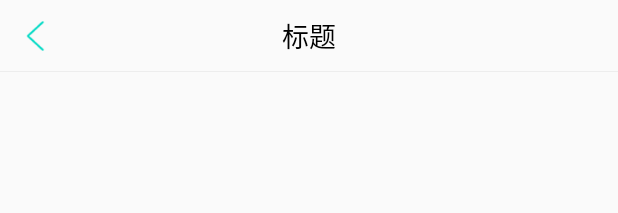
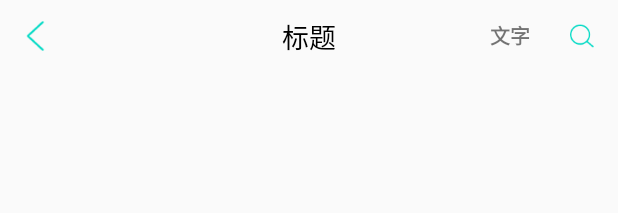
Before and after one commit to zhouchong741/KotlinDemo, an Android app: the layout layout_title_bar.xml on its own in the app's theme, with its tools: preview values and no code run, on a phone screen of 412 x 824 dp. Shown: the top 213 px of the screen. Run offline under Robolectric (Android 15) with nearby library versions, the phone set to English and light mode, and no system bars.

Commit message:
1. update

```diff
--- a/app/src/main/java/com/kotlin/demo/base/BaseActivity.kt
+++ b/app/src/main/java/com/kotlin/demo/base/BaseActivity.kt
@@ -2,7 +2,6 @@ package com.kotlin.demo.base
 
 import android.app.Activity
 import android.content.Context
-import android.graphics.Color
 import android.os.Bundle
 import android.view.MotionEvent
 import android.view.View
@@ -17,7 +16,6 @@ import androidx.appcompat.app.AppCompatActivity
 import com.kotlin.demo.R
 import com.kotlin.demo.callback.RequestLifecycle
 import com.kotlin.demo.manager.BaseAppManager
-import com.kotlin.demo.util.StatusBarUtils
 
 /**
  * @author: zhouchong
--- a/app/src/main/java/com/kotlin/demo/ui/activity/WebViewActivity.kt
+++ b/app/src/main/java/com/kotlin/demo/ui/activity/WebViewActivity.kt
@@ -61,8 +61,6 @@ class WebViewActivity : BaseActivity() {
         this.finishAfterTransition()
     }
 
-
-
     companion object {
         fun startActivity(
             context: Context,
--- a/app/src/main/java/com/kotlin/demo/ui/activity/article/ArticleActivity.kt
+++ b/app/src/main/java/com/kotlin/demo/ui/activity/article/ArticleActivity.kt
@@ -45,9 +45,14 @@ class ArticleActivity : BaseActivity() {
     }
 
     private fun search() {
+        tvRightText.visibility = View.VISIBLE
+        tvRightText.text = getString(R.string.share)
         ivRight.visibility = View.VISIBLE
         ivRight.setImageResource(R.mipmap.ic_search)
         ivRight.setOnClickListener {
+            ToastUtils.showToast(this, getString(R.string.not_open_yet))
+        }
+        tvRightText.setOnClickListener {
             ToastUtils.showToast(this, getString(R.string.not_open_yet))
         }
     }
--- a/app/src/main/java/com/kotlin/demo/ui/activity/main/Main2Activity.kt
+++ b/app/src/main/java/com/kotlin/demo/ui/activity/main/Main2Activity.kt
@@ -5,6 +5,7 @@ import android.content.Intent
 import android.content.res.TypedArray
 import android.graphics.Color
 import android.os.Bundle
+import android.view.Menu
 import androidx.fragment.app.Fragment
 import androidx.fragment.app.FragmentActivity
 import androidx.viewpager2.adapter.FragmentStateAdapter
--- a/app/src/main/res/layout/fragment_mine.xml
+++ b/app/src/main/res/layout/fragment_mine.xml
@@ -16,8 +16,8 @@
             android:layout_width="match_parent"
             android:layout_height="match_parent"
             android:fitsSystemWindows="true"
+            app:collapsedTitleGravity="center"
             app:contentScrim="@color/colorAccent"
-            app:collapsedTitleGravity="center"
             app:expandedTitleGravity="bottom"
             app:layout_scrollFlags="scroll|exitUntilCollapsed"
             app:title="@string/str_mine"
@@ -33,10 +33,10 @@
 
             <androidx.appcompat.widget.Toolbar
                 android:id="@+id/toolbar"
+                android:layout_width="wrap_content"
+                android:layout_height="?attr/actionBarSize"
                 app:contentInsetLeft="0dp"
                 app:contentInsetStart="0dp"
-                android:layout_width="wrap_content"
-                android:layout_height="?attr/actionBarSize"
                 app:layout_collapseMode="pin"
                 app:popupTheme="@style/ThemeOverlay.AppCompat.Light" />
         </com.google.android.material.appbar.CollapsingToolbarLayout>
@@ -184,6 +184,7 @@
         android:layout_marginEnd="20dp"
         android:layout_marginBottom="40dp"
         android:backgroundTint="@color/colorAccent"
+        android:contentDescription="@string/str_add"
         android:elevation="@dimen/dimen_08dp"
         android:src="@drawable/ic_baseline_add_36"
         app:borderWidth="-1dp"
--- a/app/src/main/res/layout/layout_title_bar.xml
+++ b/app/src/main/res/layout/layout_title_bar.xml
@@ -1,12 +1,11 @@
 <?xml version="1.0" encoding="utf-8"?>
-<RelativeLayout xmlns:android="http://schemas.android.com/apk/res/android"
+<androidx.constraintlayout.widget.ConstraintLayout xmlns:android="http://schemas.android.com/apk/res/android"
     xmlns:app="http://schemas.android.com/apk/res-auto"
     xmlns:tools="http://schemas.android.com/tools"
     android:id="@+id/titleBar"
     android:layout_width="match_parent"
-    android:layout_height="48dp"
-    android:background="#fafafa"
-    android:gravity="center_vertical">
+    android:layout_height="@dimen/dimen_48dp"
+    android:background="#fafafa">
 
     <ImageView
         android:id="@+id/ivBack"
@@ -17,54 +16,67 @@
         android:foreground="?android:attr/selectableItemBackground"
         android:padding="14dp"
         android:src="@mipmap/ic_back"
-        tools:ignore="UnusedAttribute"  />
+        app:layout_constraintBottom_toBottomOf="parent"
+        app:layout_constraintEnd_toStartOf="@id/tvTitle"
+        app:layout_constraintStart_toStartOf="parent"
+        app:layout_constraintTop_toTopOf="parent" />
 
     <TextView
         android:id="@+id/tvTitle"
-        android:layout_width="match_parent"
+        android:layout_width="0dp"
+        app:layout_constraintHorizontal_weight="1"
         android:layout_height="wrap_content"
         android:layout_centerInParent="true"
-        android:layout_marginStart="40dp"
-        android:layout_marginEnd="40dp"
         android:ellipsize="marquee"
         android:gravity="center"
         android:marqueeRepeatLimit="marquee_forever"
         android:singleLine="true"
         android:textColor="@color/color_black"
         android:textSize="@dimen/text_18sp"
+        app:layout_constraintBottom_toBottomOf="parent"
+        app:layout_constraintEnd_toStartOf="@id/ivRight"
+        app:layout_constraintStart_toEndOf="@+id/ivBack"
+        app:layout_constraintTop_toTopOf="parent"
         tools:text="标题" />
 
     <TextView
         android:id="@+id/tvRightText"
-        android:layout_width="wrap_content"
-        android:layout_height="wrap_content"
-        android:layout_alignParentEnd="true"
-        android:layout_centerVertical="true"
-        android:layout_marginEnd="9dp"
+        android:layout_width="@dimen/dimen_48dp"
+        android:layout_height="match_parent"
+        android:gravity="center"
         android:textSize="@dimen/text_13sp"
         android:textStyle="bold"
-        android:visibility="gone"
-        tools:text="右侧文字" />
+        android:foreground="?android:attr/selectableItemBackground"
+        app:layout_constraintEnd_toEndOf="@id/tvTitle"
+        app:layout_constraintTop_toTopOf="parent"
+        app:layout_constraintBottom_toBottomOf="parent"
+        android:visibility="invisible"
+        tools:visibility="visible"
+        tools:text="文字" />
 
     <ImageView
         android:id="@+id/ivRight"
-        android:layout_width="48dp"
-        android:layout_height="48dp"
+        android:layout_width="@dimen/dimen_48dp"
+        android:layout_height="@dimen/dimen_48dp"
         android:layout_alignParentEnd="true"
         android:foreground="?android:attr/selectableItemBackground"
         android:paddingStart="16dp"
         android:paddingTop="15dp"
         android:paddingEnd="16dp"
         android:paddingBottom="15dp"
-        android:visibility="gone"
-        tools:visibility="visible"
-        tools:ignore="UnusedAttribute" />
+        android:src="@mipmap/ic_search"
+        android:visibility="invisible"
+        app:layout_constraintEnd_toEndOf="parent"
+        app:layout_constraintStart_toEndOf="@id/tvTitle"
+        app:layout_constraintTop_toBottomOf="parent"
+        app:layout_constraintTop_toTopOf="parent"
+        tools:visibility="visible" />
 
-    <View
-        android:id="@+id/divider"
-        android:layout_width="match_parent"
-        android:layout_height="1px"
-        android:layout_alignParentBottom="true"
-        android:background="#ededed" />
+    <!--    <View-->
+    <!--        android:id="@+id/divider"-->
+    <!--        android:layout_width="match_parent"-->
+    <!--        android:layout_height="1px"-->
+    <!--        android:layout_alignParentBottom="true"-->
+    <!--        android:background="#ededed" />-->
 
-</RelativeLayout>
+</androidx.constraintlayout.widget.ConstraintLayout>
--- /dev/null
+++ b/app/src/main/res/menu/menu_action.xml
@@ -0,0 +1,11 @@
+<?xml version="1.0" encoding="utf-8"?>
+<menu xmlns:android="http://schemas.android.com/apk/res/android"
+    xmlns:app="http://schemas.android.com/apk/res-auto">
+    <item
+        android:id="@+id/menu_search"
+        android:icon="@mipmap/ic_search"
+        android:orderInCategory="1"
+        android:title="@string/app_name"
+        app:showAsAction="ifRoom"/>
+
+</menu>
--- a/app/src/main/res/values/strings.xml
+++ b/app/src/main/res/values/strings.xml
@@ -59,4 +59,5 @@
     <string name="str_like">喜欢</string>
     <string name="str_comments">评论</string>
     <string name="str_collection">收藏</string>
+    <string name="str_add">add</string>
 </resources>
```
